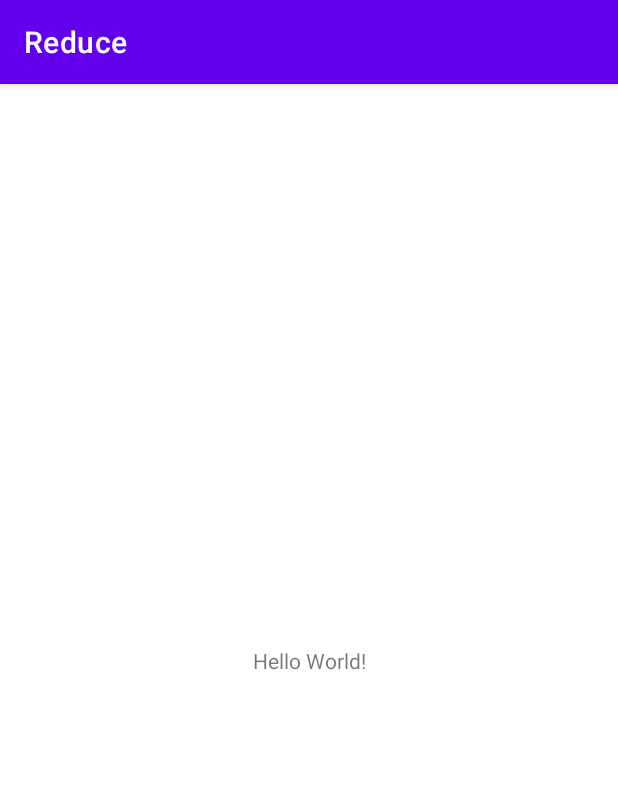
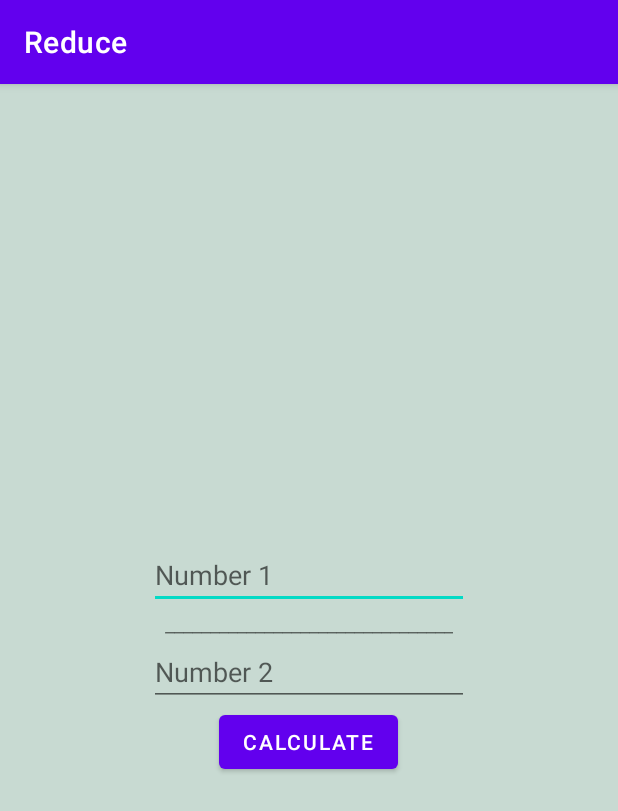
Before and after one commit to Korkmatik/Smartphone-Software-Development, an Android app: the screen it shows after launch (MainActivity), on a phone screen of 412 x 824 dp. Shown: the top 811 px of the screen. Run offline under Robolectric (Android 15) with nearby library versions, the phone set to English and light mode, and no system bars.

Commit message:
Add UI and functionality to calculate ggt

```diff
--- a/Reduce/app/src/main/java/com/example/reduce/MainActivity.java
+++ b/Reduce/app/src/main/java/com/example/reduce/MainActivity.java
@@ -3,12 +3,43 @@ package com.example.reduce;
 import androidx.appcompat.app.AppCompatActivity;
 
 import android.os.Bundle;
+import android.util.Log;
+import android.view.View;
+import android.widget.Button;
+import android.widget.EditText;
+
+import com.example.reduce.utils.Ggt;
 
 public class MainActivity extends AppCompatActivity {
+
+    Button btnCalculate;
+    EditText etNumerator;
+    EditText etDenominator;
 
     @Override
     protected void onCreate(Bundle savedInstanceState) {
         super.onCreate(savedInstanceState);
         setContentView(R.layout.activity_main);
+
+        btnCalculate = findViewById(R.id.btn_calculate);
+        etNumerator = findViewById(R.id.zaehler);
+        etDenominator = findViewById(R.id.nenner);
+
+        btnCalculate.setOnClickListener(new View.OnClickListener() {
+            @Override
+            public void onClick(View v) {
+                int numerator = Integer.parseInt(etNumerator.getText().toString());
+                int denominator = Integer.parseInt(etDenominator.getText().toString());
+
+                int ggt = Ggt.calculate(numerator, denominator);
+                numerator /= ggt;
+                denominator /= ggt;
+
+                Log.d("MAIN_ACTIVITY", "numberator: " + numerator + ", denominator: " + denominator);
+
+                etNumerator.setText("" + numerator);
+                etDenominator.setText("" + denominator);
+            }
+        });
     }
 }
--- a/Reduce/app/src/main/res/layout/activity_main.xml
+++ b/Reduce/app/src/main/res/layout/activity_main.xml
@@ -1,18 +1,36 @@
 <?xml version="1.0" encoding="utf-8"?>
-<androidx.constraintlayout.widget.ConstraintLayout xmlns:android="http://schemas.android.com/apk/res/android"
-    xmlns:app="http://schemas.android.com/apk/res-auto"
+<LinearLayout xmlns:android="http://schemas.android.com/apk/res/android"
     xmlns:tools="http://schemas.android.com/tools"
     android:layout_width="match_parent"
     android:layout_height="match_parent"
-    tools:context=".MainActivity">
+    android:background="#C8DAD2"
+    android:gravity="center"
+    android:orientation="vertical">
+
+    <EditText
+        android:id="@+id/zaehler"
+        android:layout_width="wrap_content"
+        android:layout_height="wrap_content"
+        android:ems="10"
+        android:hint="Number 1"
+        android:inputType="textPersonName" />
 
     <TextView
         android:layout_width="wrap_content"
         android:layout_height="wrap_content"
-        android:text="Hello World!"
-        app:layout_constraintBottom_toBottomOf="parent"
-        app:layout_constraintLeft_toLeftOf="parent"
-        app:layout_constraintRight_toRightOf="parent"
-        app:layout_constraintTop_toTopOf="parent" />
+        android:text="________________________________" />
 
-</androidx.constraintlayout.widget.ConstraintLayout>
+    <EditText
+        android:id="@+id/nenner"
+        android:layout_width="wrap_content"
+        android:layout_height="wrap_content"
+        android:ems="10"
+        android:hint="Number 2"
+        android:inputType="textPersonName" />
+
+    <Button
+        android:id="@+id/btn_calculate"
+        android:layout_width="wrap_content"
+        android:layout_height="wrap_content"
+        android:text="Calculate" />
+</LinearLayout>
```
